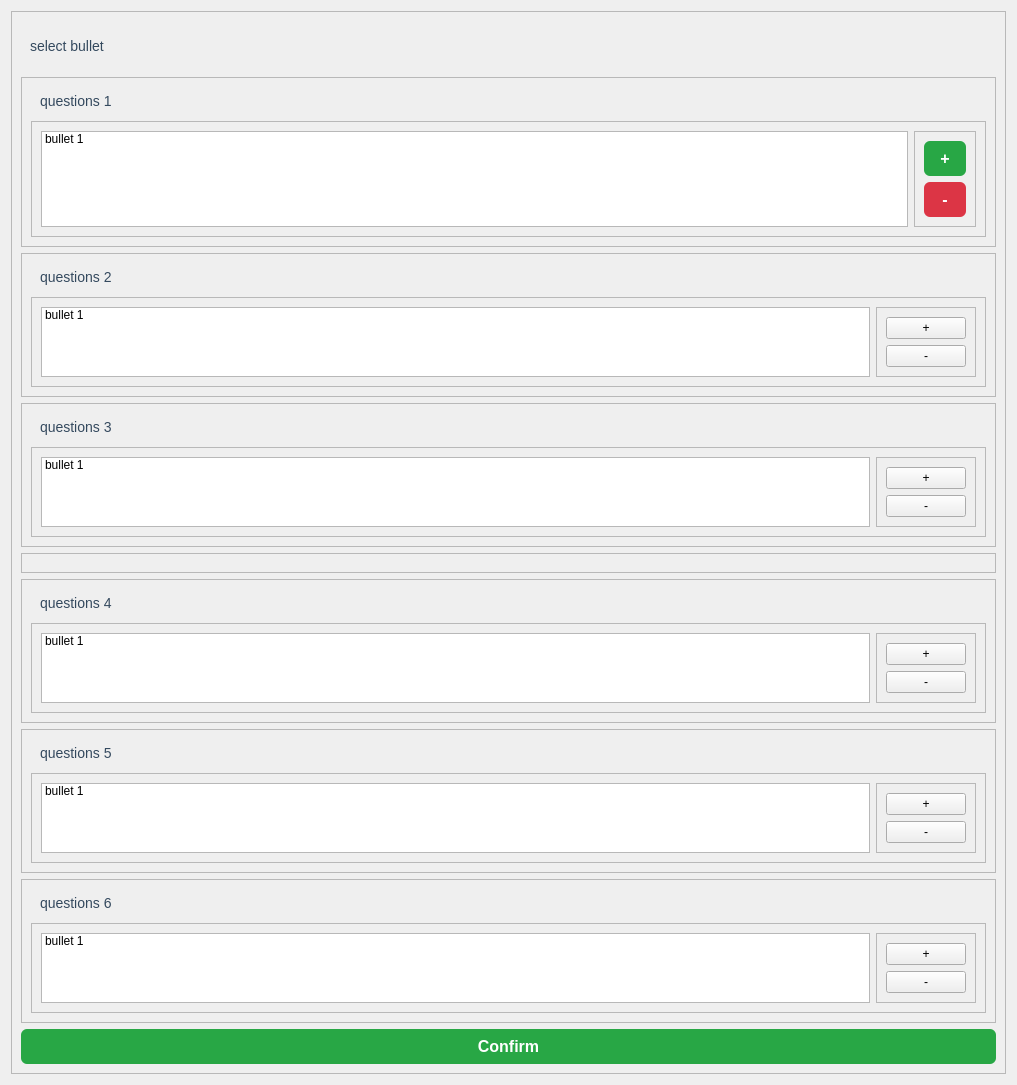
First picture: the form in select_bullets.ui, repository AsciiNomads/maxdiff, before the edit.
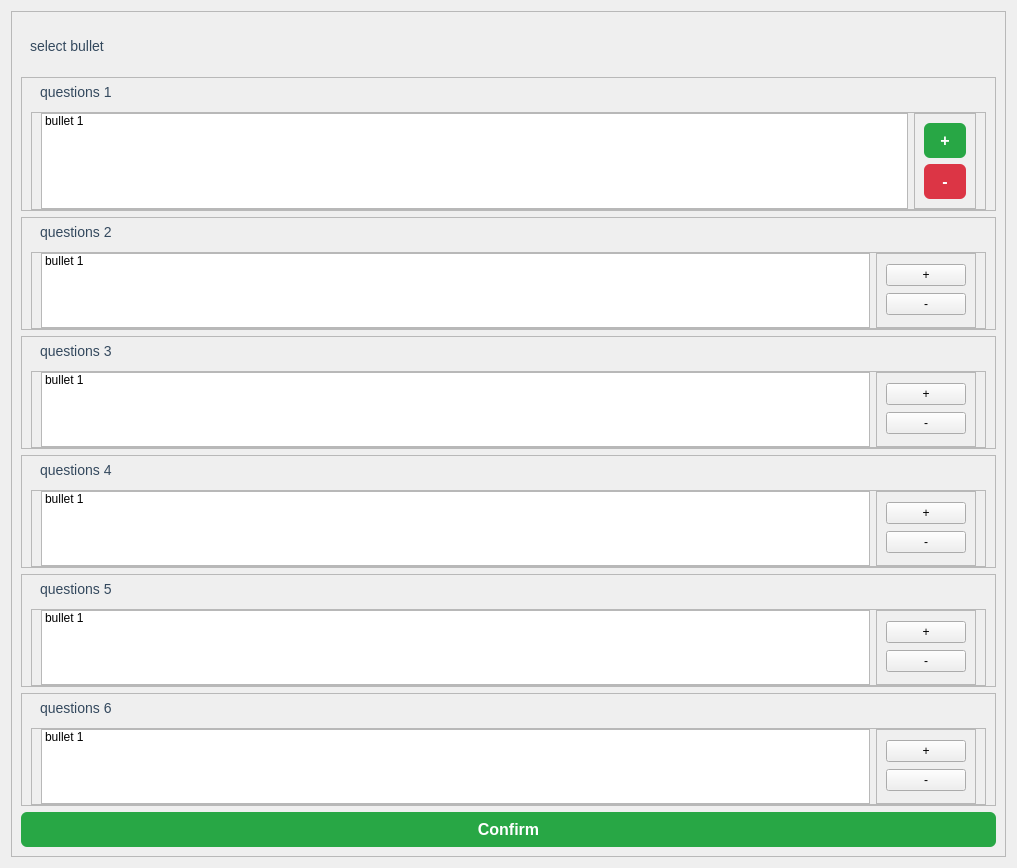
Second picture: the form after the edit.

Commit message: remove top and botton margin

```diff
--- a/select_bullets.ui
+++ b/select_bullets.ui
@@ -7,7 +7,7 @@
     <x>0</x>
     <y>0</y>
     <width>1017</width>
-    <height>1060</height>
+    <height>868</height>
    </rect>
   </property>
   <property name="windowTitle">
@@ -265,6 +265,12 @@
          <enum>QFrame::Shadow::Raised</enum>
         </property>
         <layout class="QVBoxLayout" name="verticalLayout_8">
+         <property name="topMargin">
+          <number>0</number>
+         </property>
+         <property name="bottomMargin">
+          <number>0</number>
+         </property>
          <item>
           <widget class="QLabel" name="q_title_1">
            <property name="text">
@@ -281,6 +287,12 @@
             <enum>QFrame::Shadow::Raised</enum>
            </property>
            <layout class="QHBoxLayout" name="horizontalLayout">
+            <property name="topMargin">
+             <number>0</number>
+            </property>
+            <property name="bottomMargin">
+             <number>0</number>
+            </property>
             <item>
              <widget class="QListWidget" name="q_bullets_1">
               <item>
@@ -334,6 +346,12 @@
          <enum>QFrame::Shadow::Raised</enum>
         </property>
         <layout class="QVBoxLayout" name="verticalLayout_9">
+         <property name="topMargin">
+          <number>0</number>
+         </property>
+         <property name="bottomMargin">
+          <number>0</number>
+         </property>
          <item>
           <widget class="QLabel" name="q_title_2">
            <property name="text">
@@ -350,6 +368,12 @@
             <enum>QFrame::Shadow::Raised</enum>
            </property>
            <layout class="QHBoxLayout" name="horizontalLayout_4">
+            <property name="topMargin">
+             <number>0</number>
+            </property>
+            <property name="bottomMargin">
+             <number>0</number>
+            </property>
             <item>
              <widget class="QListWidget" name="q_bullets_2">
               <item>
@@ -413,6 +437,12 @@
          <enum>QFrame::Shadow::Raised</enum>
         </property>
         <layout class="QVBoxLayout" name="verticalLayout_25">
+         <property name="topMargin">
+          <number>0</number>
+         </property>
+         <property name="bottomMargin">
+          <number>0</number>
+         </property>
          <item>
           <widget class="QLabel" name="q_title_3">
            <property name="text">
@@ -429,6 +459,12 @@
             <enum>QFrame::Shadow::Raised</enum>
            </property>
            <layout class="QHBoxLayout" name="horizontalLayout_23">
+            <property name="topMargin">
+             <number>0</number>
+            </property>
+            <property name="bottomMargin">
+             <number>0</number>
+            </property>
             <item>
              <widget class="QListWidget" name="q_bullets_3">
               <item>
@@ -470,17 +506,6 @@
         </layout>
        </widget>
       </item>
-      <item>
-       <widget class="QFrame" name="frame_3">
-        <property name="frameShape">
-         <enum>QFrame::Shape::StyledPanel</enum>
-        </property>
-        <property name="frameShadow">
-         <enum>QFrame::Shadow::Raised</enum>
-        </property>
-        <layout class="QHBoxLayout" name="horizontalLayout_3"/>
-       </widget>
-      </item>
       <item>
        <widget class="QFrame" name="question_frame_4">
         <property name="frameShape">
@@ -490,6 +515,12 @@
          <enum>QFrame::Shadow::Raised</enum>
         </property>
         <layout class="QVBoxLayout" name="verticalLayout_31">
+         <property name="topMargin">
+          <number>0</number>
+         </property>
+         <property name="bottomMargin">
+          <number>0</number>
+         </property>
          <item>
           <widget class="QLabel" name="q_title_4">
            <property name="text">
@@ -506,6 +537,12 @@
             <enum>QFrame::Shadow::Raised</enum>
            </property>
            <layout class="QHBoxLayout" name="horizontalLayout_24">
+            <property name="topMargin">
+             <number>0</number>
+            </property>
+            <property name="bottomMargin">
+             <number>0</number>
+            </property>
             <item>
              <widget class="QListWidget" name="q_bullets_4">
               <item>
@@ -556,6 +593,12 @@
          <enum>QFrame::Shadow::Raised</enum>
         </property>
         <layout class="QVBoxLayout" name="verticalLayout_34">
+         <property name="topMargin">
+          <number>0</number>
+         </property>
+         <property name="bottomMargin">
+          <number>0</number>
+         </property>
          <item>
           <widget class="QLabel" name="q_title_5">
            <property name="text">
@@ -572,6 +615,12 @@
             <enum>QFrame::Shadow::Raised</enum>
            </property>
            <layout class="QHBoxLayout" name="horizontalLayout_25">
+            <property name="topMargin">
+             <number>0</number>
+            </property>
+            <property name="bottomMargin">
+             <number>0</number>
+            </property>
             <item>
              <widget class="QListWidget" name="q_bullets_5">
               <item>
@@ -622,6 +671,12 @@
          <enum>QFrame::Shadow::Raised</enum>
         </property>
         <layout class="QVBoxLayout" name="verticalLayout_36">
+         <property name="topMargin">
+          <number>0</number>
+         </property>
+         <property name="bottomMargin">
+          <number>0</number>
+         </property>
          <item>
           <widget class="QLabel" name="q_title_6">
            <property name="text">
@@ -638,6 +693,12 @@
             <enum>QFrame::Shadow::Raised</enum>
            </property>
            <layout class="QHBoxLayout" name="horizontalLayout_26">
+            <property name="topMargin">
+             <number>0</number>
+            </property>
+            <property name="bottomMargin">
+             <number>0</number>
+            </property>
             <item>
              <widget class="QListWidget" name="q_bullets_6">
               <item>
```
The commit also changes 1 other file.
